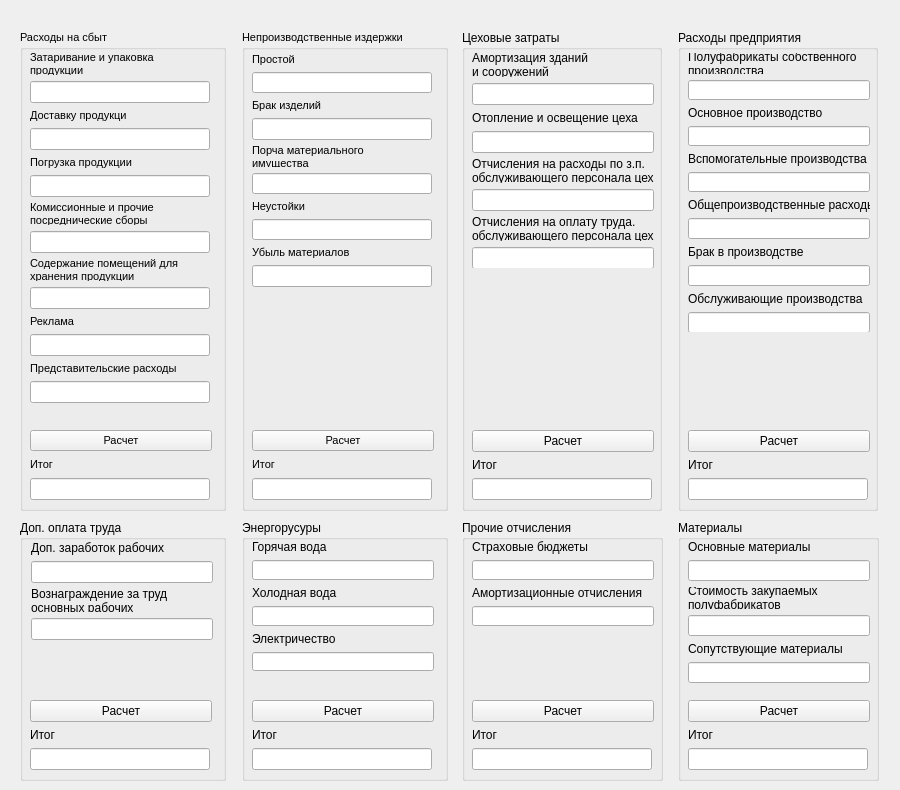
Qt form calc.ui (ruhose73/Koftan) before a commit.
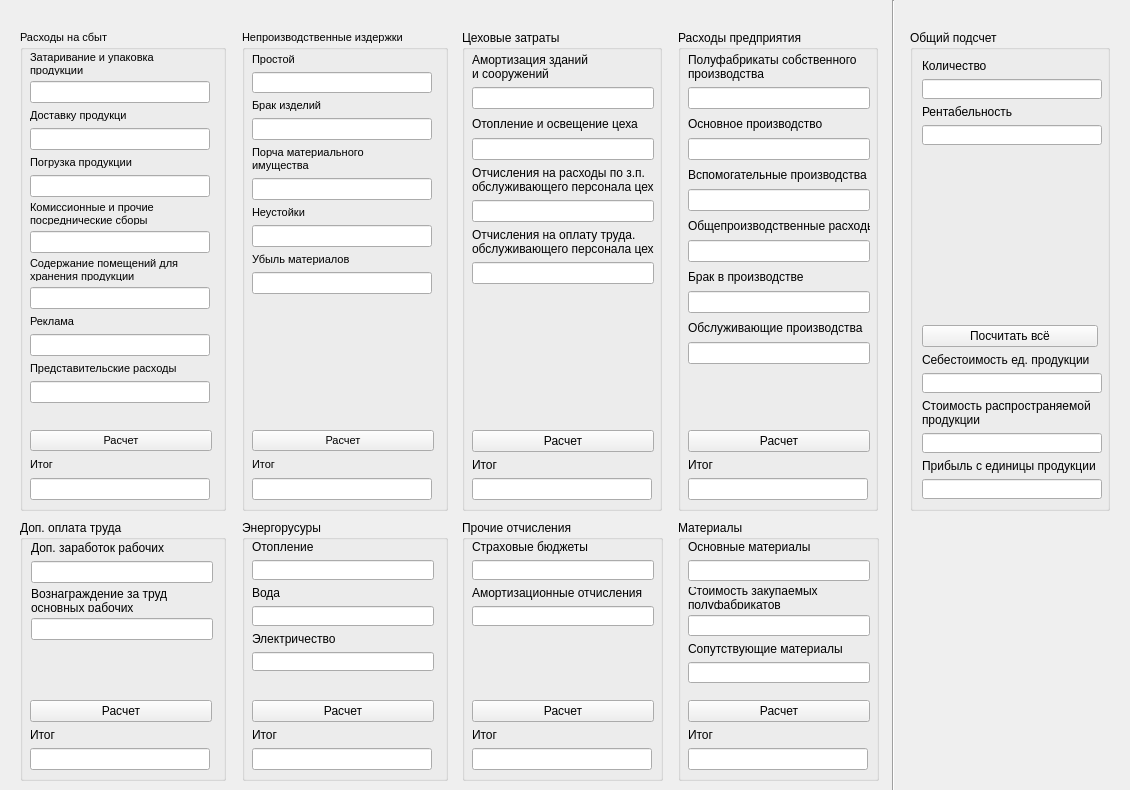
The same form after that commit.

```diff
--- a/calc.ui
+++ b/calc.ui
@@ -6,10 +6,28 @@
    <rect>
     <x>0</x>
     <y>0</y>
-    <width>900</width>
+    <width>1130</width>
     <height>790</height>
    </rect>
   </property>
+  <property name="sizePolicy">
+   <sizepolicy hsizetype="Fixed" vsizetype="Fixed">
+    <horstretch>0</horstretch>
+    <verstretch>0</verstretch>
+   </sizepolicy>
+  </property>
+  <property name="minimumSize">
+   <size>
+    <width>1130</width>
+    <height>790</height>
+   </size>
+  </property>
+  <property name="maximumSize">
+   <size>
+    <width>1130</width>
+    <height>790</height>
+   </size>
+  </property>
   <property name="windowTitle">
    <string>Form</string>
   </property>
@@ -279,7 +297,7 @@
       <x>10</x>
       <y>23</y>
       <width>182</width>
-      <height>234</height>
+      <height>241</height>
      </rect>
     </property>
     <layout class="QVBoxLayout" name="verticalLayout_4">
@@ -295,7 +313,7 @@
        <property name="minimumSize">
         <size>
          <width>180</width>
-         <height>0</height>
+         <height>20</height>
         </size>
        </property>
        <property name="maximumSize">
@@ -462,7 +480,7 @@
       <x>10</x>
       <y>23</y>
       <width>182</width>
-      <height>215</height>
+      <height>231</height>
      </rect>
     </property>
     <layout class="QVBoxLayout" name="verticalLayout_5">
@@ -600,7 +618,7 @@
       <x>10</x>
       <y>23</y>
       <width>182</width>
-      <height>279</height>
+      <height>311</height>
      </rect>
     </property>
     <layout class="QVBoxLayout" name="verticalLayout_6">
@@ -782,7 +800,7 @@
       </widget>
      </item>
      <item>
-      <widget class="QLineEdit" name="lineEdit_27">
+      <widget class="QLineEdit" name="DTB_insurance_line">
        <property name="minimumSize">
         <size>
          <width>180</width>
@@ -799,7 +817,7 @@
       </widget>
      </item>
      <item>
-      <widget class="QLineEdit" name="lineEdit_28">
+      <widget class="QLineEdit" name="DTB_depreciation_line">
        <property name="minimumSize">
         <size>
          <width>180</width>
@@ -821,7 +839,7 @@
     </property>
     <layout class="QVBoxLayout" name="verticalLayout_9">
      <item>
-      <widget class="QPushButton" name="pushButton_5">
+      <widget class="QPushButton" name="DTB_total_but">
        <property name="text">
         <string>Расчет</string>
        </property>
@@ -835,7 +853,7 @@
       </widget>
      </item>
      <item>
-      <widget class="QLineEdit" name="lineEdit_32">
+      <widget class="QLineEdit" name="DTB_total_line">
        <property name="sizePolicy">
         <sizepolicy hsizetype="Fixed" vsizetype="Fixed">
          <horstretch>0</horstretch>
@@ -878,12 +896,12 @@
      <item>
       <widget class="QLabel" name="label_31">
        <property name="text">
-        <string>Горячая вода</string>
+        <string>Отопление</string>
        </property>
       </widget>
      </item>
      <item>
-      <widget class="QLineEdit" name="lineEdit_33">
+      <widget class="QLineEdit" name="PER_heating_line">
        <property name="minimumSize">
         <size>
          <width>180</width>
@@ -895,12 +913,12 @@
      <item>
       <widget class="QLabel" name="label_32">
        <property name="text">
-        <string>Холодная вода</string>
+        <string>Вода</string>
        </property>
       </widget>
      </item>
      <item>
-      <widget class="QLineEdit" name="lineEdit_34">
+      <widget class="QLineEdit" name="PER_water_line">
        <property name="minimumSize">
         <size>
          <width>180</width>
@@ -917,7 +935,7 @@
       </widget>
      </item>
      <item>
-      <widget class="QLineEdit" name="lineEdit_35">
+      <widget class="QLineEdit" name="PER_electricity_line">
        <property name="minimumSize">
         <size>
          <width>180</width>
@@ -939,7 +957,7 @@
     </property>
     <layout class="QVBoxLayout" name="verticalLayout_10">
      <item>
-      <widget class="QPushButton" name="pushButton_6">
+      <widget class="QPushButton" name="PER_total_but">
        <property name="text">
         <string>Расчет</string>
        </property>
@@ -953,7 +971,7 @@
       </widget>
      </item>
      <item>
-      <widget class="QLineEdit" name="lineEdit_36">
+      <widget class="QLineEdit" name="PER_total_line">
        <property name="sizePolicy">
         <sizepolicy hsizetype="Fixed" vsizetype="Fixed">
          <horstretch>0</horstretch>
@@ -1001,7 +1019,7 @@
       </widget>
      </item>
      <item>
-      <widget class="QLineEdit" name="lineEdit_37">
+      <widget class="QLineEdit" name="AEW_additIncome_line">
        <property name="minimumSize">
         <size>
          <width>180</width>
@@ -1019,7 +1037,7 @@
       </widget>
      </item>
      <item>
-      <widget class="QLineEdit" name="lineEdit_38">
+      <widget class="QLineEdit" name="AEW_addEarning_line">
        <property name="minimumSize">
         <size>
          <width>180</width>
@@ -1041,7 +1059,7 @@
     </property>
     <layout class="QVBoxLayout" name="verticalLayout_8">
      <item>
-      <widget class="QPushButton" name="pushButton_7">
+      <widget class="QPushButton" name="AEW_total_but">
        <property name="text">
         <string>Расчет</string>
        </property>
@@ -1055,7 +1073,7 @@
       </widget>
      </item>
      <item>
-      <widget class="QLineEdit" name="lineEdit_39">
+      <widget class="QLineEdit" name="AEW_total_line">
        <property name="sizePolicy">
         <sizepolicy hsizetype="Fixed" vsizetype="Fixed">
          <horstretch>0</horstretch>
@@ -1103,7 +1121,7 @@
       </widget>
      </item>
      <item>
-      <widget class="QLineEdit" name="lineEdit_14">
+      <widget class="QLineEdit" name="MAT_mainMat_line">
        <property name="minimumSize">
         <size>
          <width>180</width>
@@ -1121,7 +1139,7 @@
       </widget>
      </item>
      <item>
-      <widget class="QLineEdit" name="lineEdit_19">
+      <widget class="QLineEdit" name="MAT_costSf_line">
        <property name="minimumSize">
         <size>
          <width>180</width>
@@ -1138,7 +1156,7 @@
       </widget>
      </item>
      <item>
-      <widget class="QLineEdit" name="lineEdit_25">
+      <widget class="QLineEdit" name="MAT_relatedMat_line">
        <property name="minimumSize">
         <size>
          <width>180</width>
@@ -1160,7 +1178,7 @@
     </property>
     <layout class="QVBoxLayout" name="verticalLayout_15">
      <item>
-      <widget class="QPushButton" name="pushButton_8">
+      <widget class="QPushButton" name="MAT_total_but">
        <property name="text">
         <string>Расчет</string>
        </property>
@@ -1174,7 +1192,7 @@
       </widget>
      </item>
      <item>
-      <widget class="QLineEdit" name="lineEdit_40">
+      <widget class="QLineEdit" name="MAT_total_line">
        <property name="sizePolicy">
         <sizepolicy hsizetype="Fixed" vsizetype="Fixed">
          <horstretch>0</horstretch>
@@ -1214,6 +1232,140 @@
    </property>
    <layout class="QHBoxLayout" name="horizontalLayout"/>
   </widget>
+  <widget class="QGroupBox" name="groupBox_9">
+   <property name="geometry">
+    <rect>
+     <x>910</x>
+     <y>30</y>
+     <width>200</width>
+     <height>481</height>
+    </rect>
+   </property>
+   <property name="title">
+    <string>Общий подсчет</string>
+   </property>
+   <layout class="QVBoxLayout" name="verticalLayout_17">
+    <item>
+     <widget class="QLabel" name="label_14">
+      <property name="text">
+       <string>Количество</string>
+      </property>
+     </widget>
+    </item>
+    <item>
+     <widget class="QLineEdit" name="lineEdit">
+      <property name="minimumSize">
+       <size>
+        <width>180</width>
+        <height>20</height>
+       </size>
+      </property>
+     </widget>
+    </item>
+    <item>
+     <widget class="QLabel" name="label_42">
+      <property name="text">
+       <string>Рентабельность</string>
+      </property>
+     </widget>
+    </item>
+    <item>
+     <widget class="QLineEdit" name="lineEdit_2">
+      <property name="minimumSize">
+       <size>
+        <width>180</width>
+        <height>20</height>
+       </size>
+      </property>
+     </widget>
+    </item>
+    <item>
+     <spacer name="verticalSpacer">
+      <property name="orientation">
+       <enum>Qt::Vertical</enum>
+      </property>
+      <property name="sizeHint" stdset="0">
+       <size>
+        <width>111</width>
+        <height>178</height>
+       </size>
+      </property>
+     </spacer>
+    </item>
+    <item>
+     <widget class="QPushButton" name="pushButton">
+      <property name="text">
+       <string>Посчитать всё</string>
+      </property>
+     </widget>
+    </item>
+    <item>
+     <widget class="QLabel" name="label_43">
+      <property name="text">
+       <string>Себестоимость ед. продукции</string>
+      </property>
+     </widget>
+    </item>
+    <item>
+     <widget class="QLineEdit" name="lineEdit_3">
+      <property name="minimumSize">
+       <size>
+        <width>180</width>
+        <height>20</height>
+       </size>
+      </property>
+     </widget>
+    </item>
+    <item>
+     <widget class="QLabel" name="label_44">
+      <property name="text">
+       <string>Стоимость распространяемой
+продукции</string>
+      </property>
+     </widget>
+    </item>
+    <item>
+     <widget class="QLineEdit" name="lineEdit_4">
+      <property name="minimumSize">
+       <size>
+        <width>180</width>
+        <height>20</height>
+       </size>
+      </property>
+     </widget>
+    </item>
+    <item>
+     <widget class="QLabel" name="label_45">
+      <property name="text">
+       <string>Прибыль с единицы продукции</string>
+      </property>
+     </widget>
+    </item>
+    <item>
+     <widget class="QLineEdit" name="lineEdit_5">
+      <property name="minimumSize">
+       <size>
+        <width>180</width>
+        <height>20</height>
+       </size>
+      </property>
+     </widget>
+    </item>
+   </layout>
+  </widget>
+  <widget class="Line" name="line">
+   <property name="geometry">
+    <rect>
+     <x>873</x>
+     <y>0</y>
+     <width>41</width>
+     <height>801</height>
+    </rect>
+   </property>
+   <property name="orientation">
+    <enum>Qt::Vertical</enum>
+   </property>
+  </widget>
  </widget>
  <tabstops>
   <tabstop>DC_packaging_line</tabstop>
```
